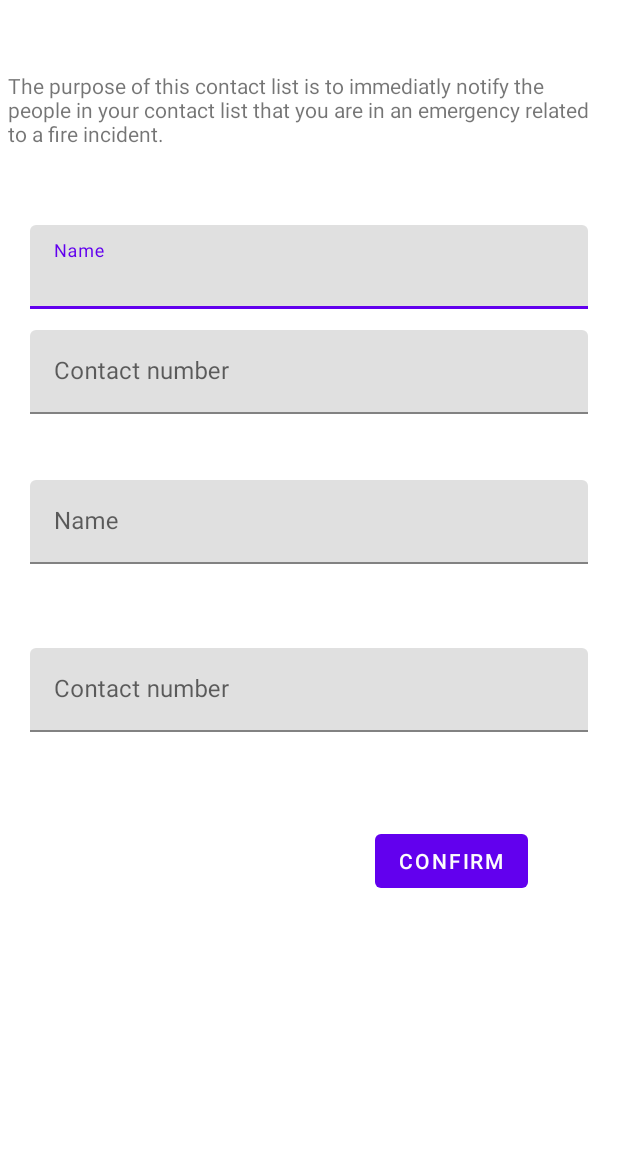
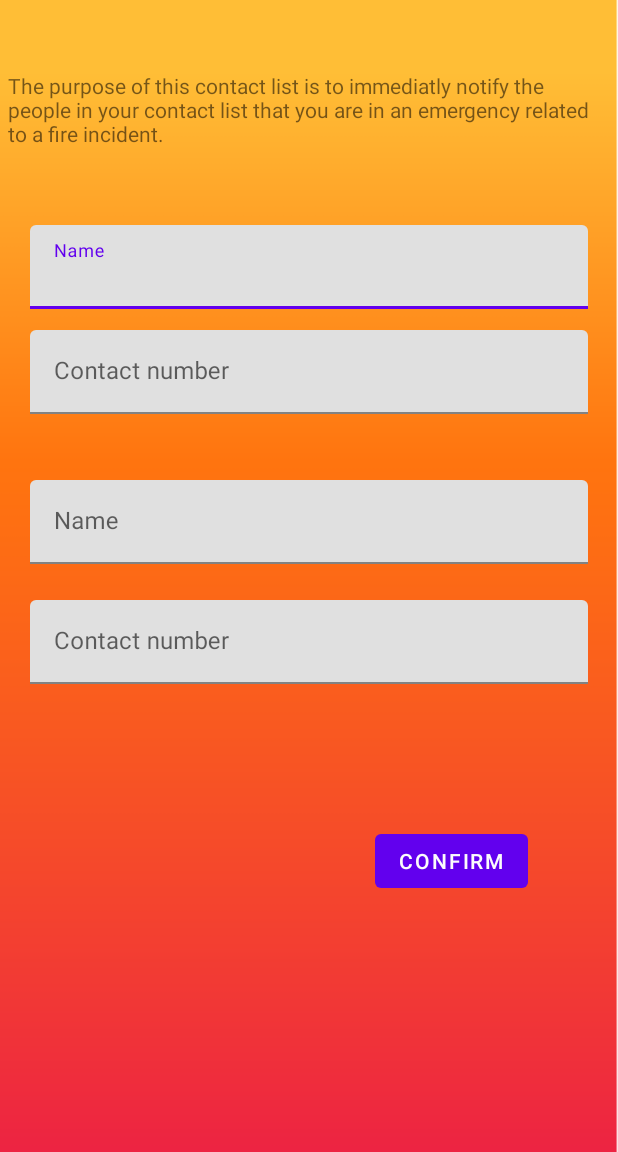
Before and after one commit to JasonDublin09/RespondeMobileApp, an Android app: the welcomecontactintro screen opened directly, with no data from a screen before it, on a phone screen of 412 x 824 dp, the part 84-1236 px from its top. Run offline under Robolectric (Android 15) with nearby library versions, the phone set to English and light mode, and no system bars.

Commit message:
minor fixes on Welcomecontactintro xml

```diff
--- a/app/src/main/res/layout/activity_welcomecontactintro.xml
+++ b/app/src/main/res/layout/activity_welcomecontactintro.xml
@@ -5,6 +5,7 @@
     xmlns:tools="http://schemas.android.com/tools"
     android:layout_width="match_parent"
     android:layout_height="match_parent"
+    android:background="@drawable/general_bg"
     tools:context=".welcomecontactintro">
 
     <com.google.android.material.textfield.TextInputLayout
@@ -57,9 +58,8 @@
         android:id="@+id/contact_2"
         android:layout_width="match_parent"
         android:layout_height="wrap_content"
-        android:layout_alignParentBottom="true"
         android:layout_centerHorizontal="true"
-        android:layout_marginBottom="280dp">
+        android:layout_marginTop="400dp">
 
         <com.google.android.material.textfield.TextInputEditText
             android:id="@+id/cntx"
--- a/app/src/main/res/layout/activity_welcomelastpage.xml
+++ b/app/src/main/res/layout/activity_welcomelastpage.xml
@@ -5,6 +5,7 @@
     xmlns:tools="http://schemas.android.com/tools"
     android:layout_width="match_parent"
     android:layout_height="match_parent"
+    android:background="@drawable/general_bg"
     tools:context=".welcomelastpage">
 
 
--- a/app/src/main/res/layout/activity_welcomepage.xml
+++ b/app/src/main/res/layout/activity_welcomepage.xml
@@ -5,10 +5,12 @@
     xmlns:tools="http://schemas.android.com/tools"
     android:layout_width="match_parent"
     android:layout_height="match_parent"
+    android:background="@drawable/general_bg"
     tools:context=".welcomepage">
 
     <TextView
         android:layout_width="wrap_content"
+        android:textAlignment="center"
         android:layout_height="wrap_content"
         android:layout_centerInParent="true"
         android:layout_gravity="center_horizontal|center_vertical"
```
